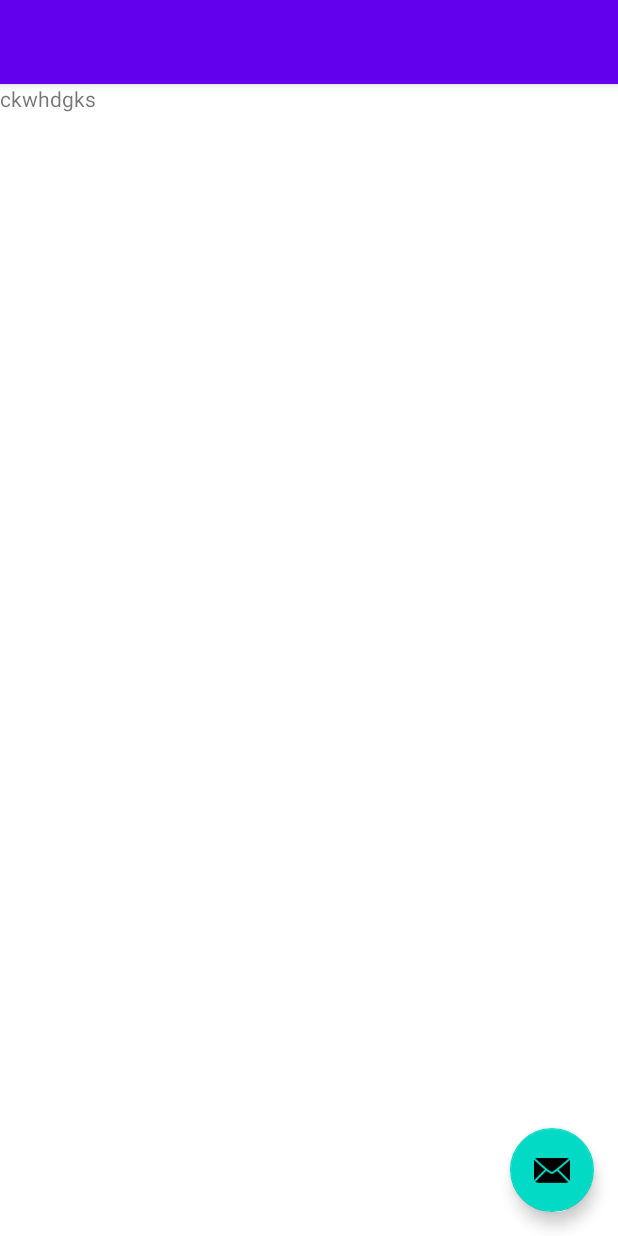
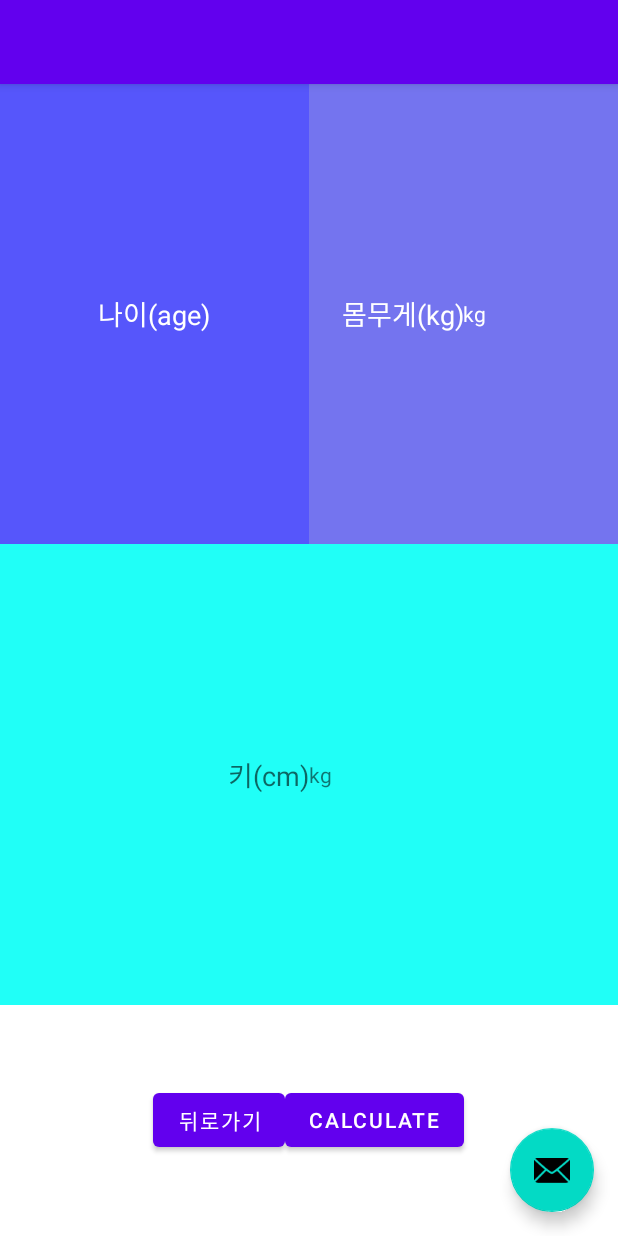
Before and after one commit to ParkJieun0102/Android_One, an Android app: the layout activity_main.xml on its own in the app's theme, with its tools: preview values and no code run, on a phone screen of 412 x 824 dp. Run offline under Robolectric (Android 15) with nearby library versions, the phone set to English and light mode, and no system bars.

Commit message:
java, layout 만

```diff
--- a/app/src/main/res/layout/activity_main.xml
+++ b/app/src/main/res/layout/activity_main.xml
@@ -9,14 +9,14 @@
     <com.google.android.material.appbar.AppBarLayout
         android:layout_width="match_parent"
         android:layout_height="wrap_content"
-        android:theme="@style/Theme.Android_one.AppBarOverlay">
+        android:theme="@style/Theme.BMI2_Calculate.AppBarOverlay">
 
         <androidx.appcompat.widget.Toolbar
             android:id="@+id/toolbar"
             android:layout_width="match_parent"
             android:layout_height="?attr/actionBarSize"
             android:background="?attr/colorPrimary"
-            app:popupTheme="@style/Theme.Android_one.PopupOverlay" />
+            app:popupTheme="@style/Theme.BMI2_Calculate.PopupOverlay" />
 
     </com.google.android.material.appbar.AppBarLayout>
 
--- a/app/src/main/res/layout/content_main.xml
+++ b/app/src/main/res/layout/content_main.xml
@@ -6,10 +6,98 @@
     android:layout_height="match_parent"
     app:layout_behavior="@string/appbar_scrolling_view_behavior">
 
+    <LinearLayout
+        android:layout_width="match_parent"
+        android:layout_height="0px"
+        android:orientation="horizontal"
+        android:layout_weight="1"
+        >
+        <EditText
+            android:id="@+id/age"
+            android:layout_width="0px"
+            android:layout_height="match_parent"
+            android:background="#5656FB"
+            android:hint="나이(age)"
+            android:textColorHint="#ffffff"
+            android:layout_weight="2"
+            android:inputType="number"
+            android:selectAllOnFocus="true"
+            android:gravity="center"
+            />
 
+        <EditText
+            android:id="@+id/weight"
+            android:layout_width="0px"
+            android:layout_height="match_parent"
+            android:background="#7474EF"
+            android:hint="몸무게(kg)"
+            android:textColorHint="#ffffff"
+            android:layout_weight="1"
+            android:inputType="number"
+            android:selectAllOnFocus="true"
+            android:gravity="center|right"
+            />
+        <TextView
+            android:layout_width="0px"
+            android:layout_height="match_parent"
+            android:layout_weight="1"
+            android:text="kg"
+            android:gravity="center|left"
+            android:background="#7474EF"
+            android:textColor="#ffffff"
+            />
 
-    <TextView
-        android:layout_width="wrap_content"
-        android:layout_height="wrap_content"
-        android:text="ckwhdgks"/>
+    </LinearLayout>
+
+    <LinearLayout
+        android:layout_width="match_parent"
+        android:layout_height="0px"
+        android:layout_weight="1"
+        android:orientation="horizontal"
+        >
+        <EditText
+            android:id="@+id/height"
+            android:layout_width="0px"
+            android:layout_height="match_parent"
+            android:layout_weight="1"
+            android:hint="키(cm)"
+            android:inputType="number"
+            android:selectAllOnFocus="true"
+            android:gravity="center|right"
+            android:background="#DF00FFF6"
+
+            />
+        <TextView
+            android:layout_width="0px"
+            android:layout_height="match_parent"
+            android:layout_weight="1"
+            android:text="kg"
+            android:gravity="center|left"
+            android:background="#DF00FFF6"
+            />
+
+    </LinearLayout>
+
+    <LinearLayout
+        android:orientation="horizontal"
+        android:layout_width="match_parent"
+        android:layout_height="0px"
+        android:layout_weight="0.5"
+        android:gravity="center"
+        >
+        <Button
+            android:id="@+id/genderBtn"
+            android:layout_width="wrap_content"
+            android:layout_height="wrap_content"
+            android:text="뒤로가기"
+            />
+        <Button
+            android:id="@+id/calcBtn"
+            android:layout_width="wrap_content"
+            android:layout_height="wrap_content"
+            android:text="Calculate"
+            />
+
+    </LinearLayout>
+
 </LinearLayout>
```
Also changed, not shown: app/src/main/AndroidManifest.xml (+1 -10 lines), app/src/main/java/com/android/android_one/MainActivity.java (+85 -11 lines), app/src/main/java/com/android/android_one/ResultActivity.java (added, +80 -0 lines), app/src/main/res/layout/activity_result.xml (added, +73 -0 lines), app/src/main/res/layout/bmi_formula.xml (added, +16 -0 lines), app/src/main/res/layout/bmi_info.xml (added, +13 -0 lines).
